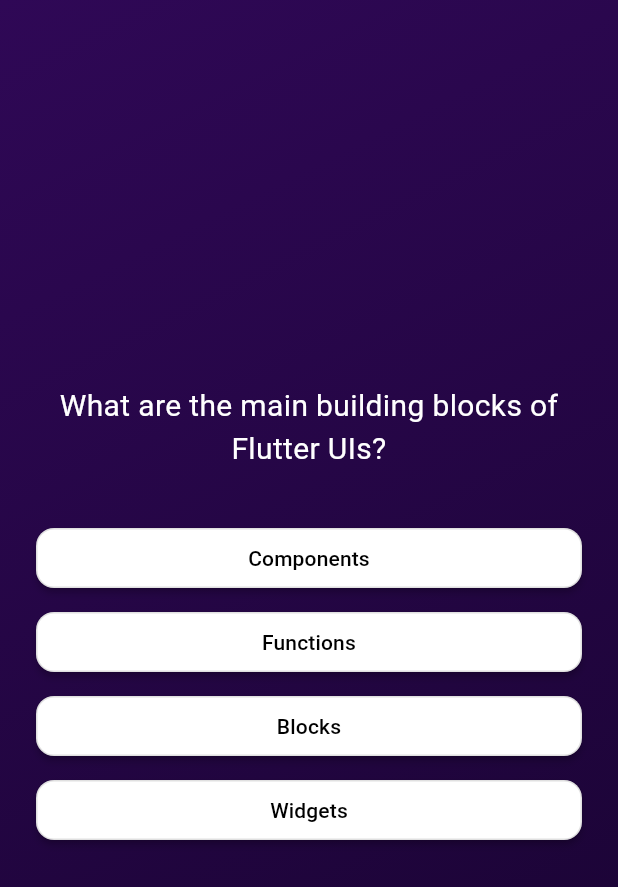
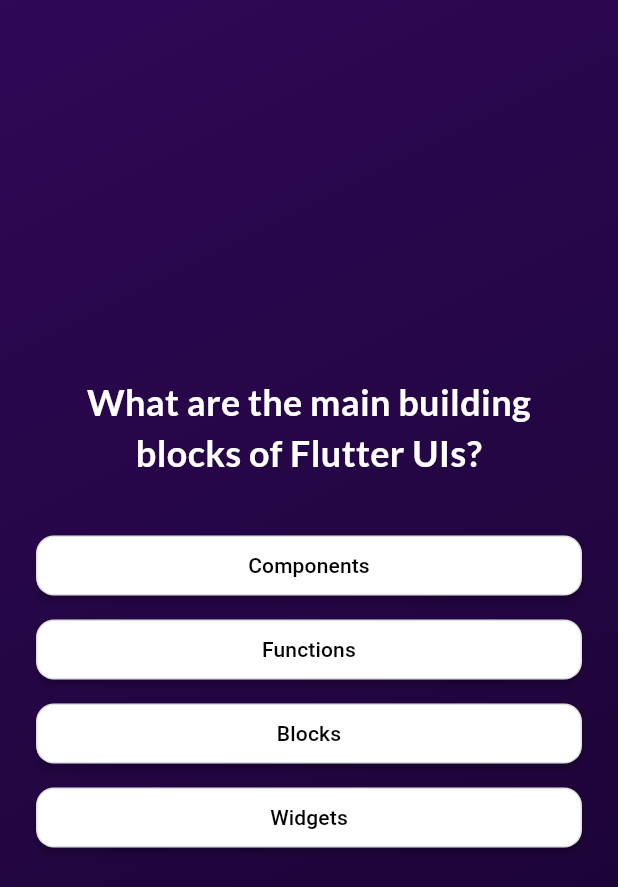
Before and after one commit to AhmadNasserx/Flutter_Quiz_App, a Flutter app: the screen it shows after launch, after a tap on "Start Quiz", on a phone screen of 412 x 824 dp. Shown: the top 887 px of the screen. Run offline on Flutter 3.47's test engine with Material 3 defaults, Android fonts, the phone set to English and light mode, and no system bars; our stand-ins replace google_fonts.

Commit message:
Fixes and ndk updates

```diff
--- a/lib/questions_screen.dart
+++ b/lib/questions_screen.dart
@@ -1,8 +1,11 @@
 import 'package:flutter/material.dart';
 import 'package:adv_basics/data/questions.dart';
 import 'package:adv_basics/answer_button.dart';
-class QuestionsScreen extends StatefulWidget{
+import 'package:google_fonts/google_fonts.dart';
+
+class QuestionsScreen extends StatefulWidget {
   const QuestionsScreen({super.key});
+
   @override
   State<QuestionsScreen> createState() {
     return _QuestionScreenState();
@@ -12,27 +15,44 @@ class QuestionsScreen extends StatefulWidget{
 class _QuestionScreenState extends State<QuestionsScreen> {
   var currentQuestionIndex = 0;
 
-  void answerQuestion(){
+  void answerQuestion() {
     setState(() {
       currentQuestionIndex++;
     });
   }
+
   @override
-  Widget build(context) {
+  Widget build(BuildContext context) {
+    // Check if all questions are answered
+    if (currentQuestionIndex >= questions.length) {
+      return Center(
+        child: Text(
+          'You completed the quiz!',
+          style: GoogleFonts.lato(
+            color: Colors.white,
+            fontSize: 24,
+            fontWeight: FontWeight.bold,
+          ),
+          textAlign: TextAlign.center,
+        ),
+      );
+    }
+
     final currentQuestion = questions[currentQuestionIndex];
 
     return SizedBox(
       width: double.infinity,
       child: Padding(
-        padding: const EdgeInsets.symmetric(horizontal: 24), // Add space from edges
+        padding: const EdgeInsets.symmetric(horizontal: 24),
         child: Column(
           mainAxisAlignment: MainAxisAlignment.center,
           children: [
             Text(
               currentQuestion.text,
-              style: const TextStyle(
+              style: GoogleFonts.lato(
                 color: Colors.white,
-                fontSize: 20,
+                fontSize: 24,
+                fontWeight: FontWeight.bold,
               ),
               textAlign: TextAlign.center,
             ),
@@ -40,9 +60,7 @@ class _QuestionScreenState extends State<QuestionsScreen> {
             ...currentQuestion.getShuffledAnswers().map((answer) {
               return AnswerButton(
                 answerText: answer,
-                onTap: () {
-                  answerQuestion();
-                },
+                onTap: answerQuestion,
               );
             }),
           ],
--- a/pubspec.yaml
+++ b/pubspec.yaml
@@ -34,6 +34,7 @@ dependencies:
   # The following adds the Cupertino Icons font to your application.
   # Use with the CupertinoIcons class for iOS style icons.
   cupertino_icons: ^1.0.8
+  google_fonts: ^6.2.1
 
 dev_dependencies:
   flutter_test:
```
Also changed, not shown: pubspec.lock, 2 other files.
